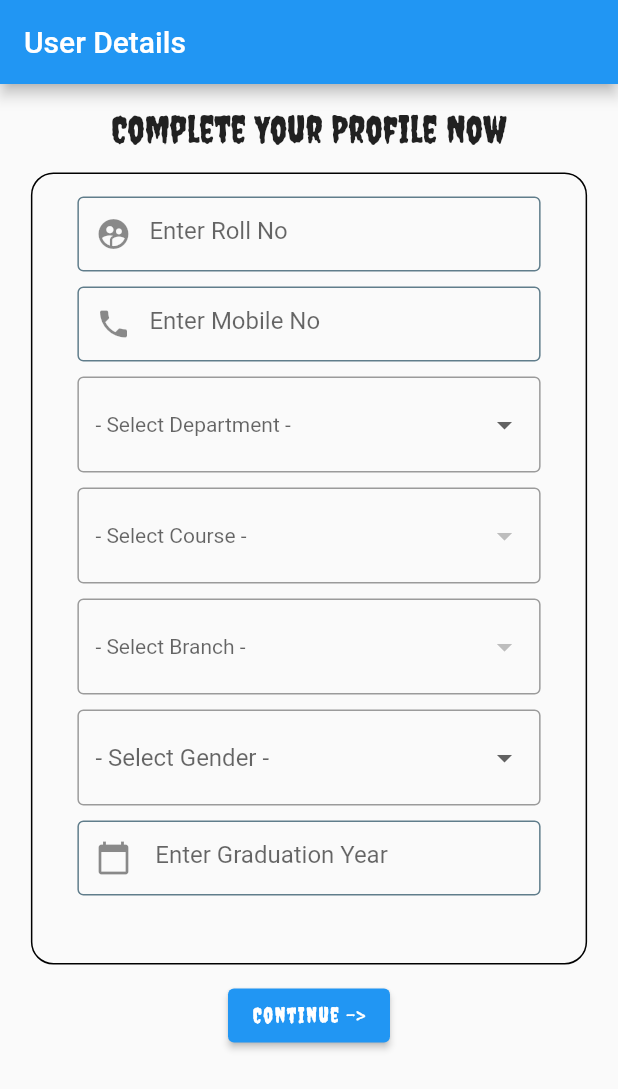
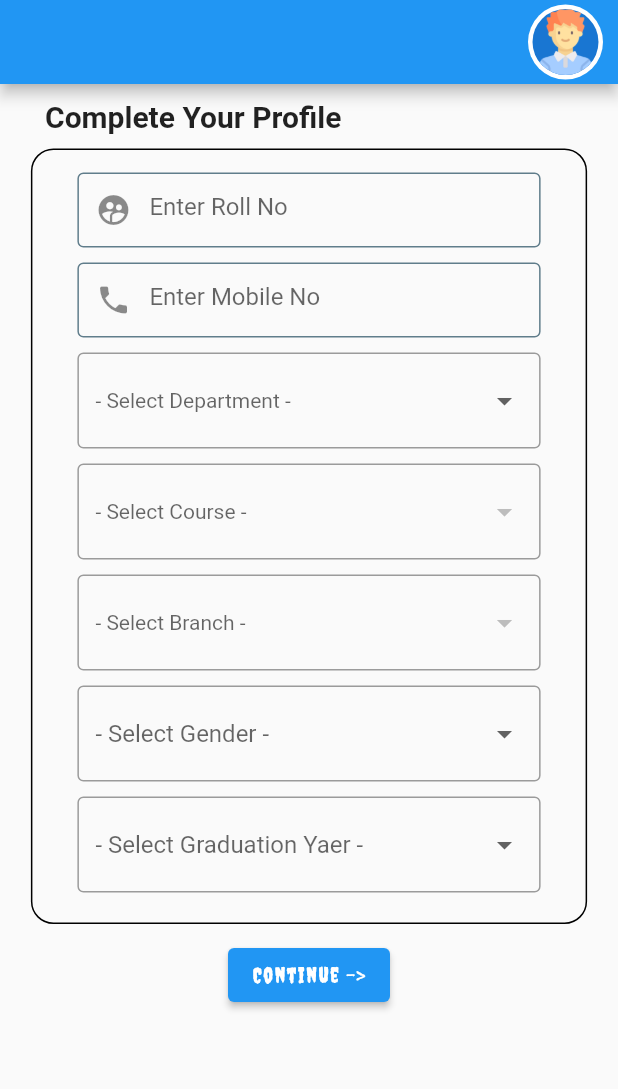
Before and after one commit to parulgupta27/stuck, a Flutter app: the screen it shows after launch, on a phone screen of 412 x 824 dp. Shown: the top 1089 px of the screen. Run offline on Flutter 3.47's test engine with Material 2 defaults, Android fonts, the phone set to English and light mode, and no system bars; our stand-ins replace cloud_firestore, firebase_auth, firebase_core, firebase_storage, image_picker; accounts and stored records are empty.

Commit message:
AppBar added in UserDeatilScreen With Circle Avatar

```diff
--- a/lib/University_Department_Data/Department_List.dart
+++ b/lib/University_Department_Data/Department_List.dart
@@ -80,3 +80,5 @@ Map<String,List<String>>courseToBranch={
 
 
 List<String> genter=['Male','Female','Others'];
+
+List<String> graduationyear=['2023','2024','2025','2026','2027','2028','2029','2030'];
--- a/lib/screens/UserDetailScreen.dart
+++ b/lib/screens/UserDetailScreen.dart
@@ -18,6 +18,7 @@ class _UserDetailPageState extends State<UserDetailPage> {
   String? selectedBranch;
 
   String? selectgender;
+  String? selectedyear;
 
   final mobController = TextEditingController();
   final rollnoController = TextEditingController();
@@ -27,22 +28,39 @@ class _UserDetailPageState extends State<UserDetailPage> {
   @override
   Widget build(BuildContext context) {
     return Scaffold(
+
       appBar: AppBar(
-        title: Text("User Details "),
+        title: Text(""),
+        actions: [
+          CircleAvatar(
+            backgroundColor: Colors.white,
+            radius: 25,
+            child: CircleAvatar(
+              backgroundImage: AssetImage('assets/Images/boy1.png'),
+              radius: 22,
+            ),
+          ),
+          SizedBox(width: 10,),
+        ],
       ),
+
       body: SafeArea(
         child: SingleChildScrollView(
           child: Column(
             children: [
-              Padding(
-                padding: const EdgeInsets.all(15.0),
-                child: Container(
-                  child: Text(
-                    "Complete Your Profile Now",
-                    style: TextStyle(fontSize: 25, fontFamily: 'Lalit'),
-                  ),
-                ),
+              SizedBox(height: 10,),
+              Container(
+               child:Row(
+                 children: [
+                   SizedBox(width: 30,),
+                    Text(
+                     "Complete Your Profile ",
+                     style: TextStyle(fontSize: 20,fontWeight:FontWeight.bold ),
+                   ),
+                 ],
+               ) ,
               ),
+              SizedBox(height: 10,),
               Center(
                 child: Container(
                   decoration: BoxDecoration(
@@ -174,14 +192,28 @@ class _UserDetailPageState extends State<UserDetailPage> {
                                 }),
                             SizedBox(height: 10,),
 
-                            SizedBox(child:
-                            CustomTextField(yearController," Enter Graduation Year", Icons.calendar_today,false),
-                            height: 50,),
+                            DropdownButtonFormField(
+                                decoration: InputDecoration(
+                                  border: OutlineInputBorder(),
+                                ),
+                              hint: Text("- Select Graduation Yaer -"),
+                              value:selectedyear ,
+                                items:graduationyear.map((e){
+                                  return DropdownMenuItem(
+                                    value: e,
+                                      child:Text(e));
+                                }).toList(),
+                                onChanged:(val){
+                                setState(() {
+                                  selectedyear=val;
+                                });
+                                }
+                            ),
                           ],
                         ),
                       ),
                       SizedBox(
-                        height: 30,
+                        height: 5,
                       ),
                     ],
                   ),
```
